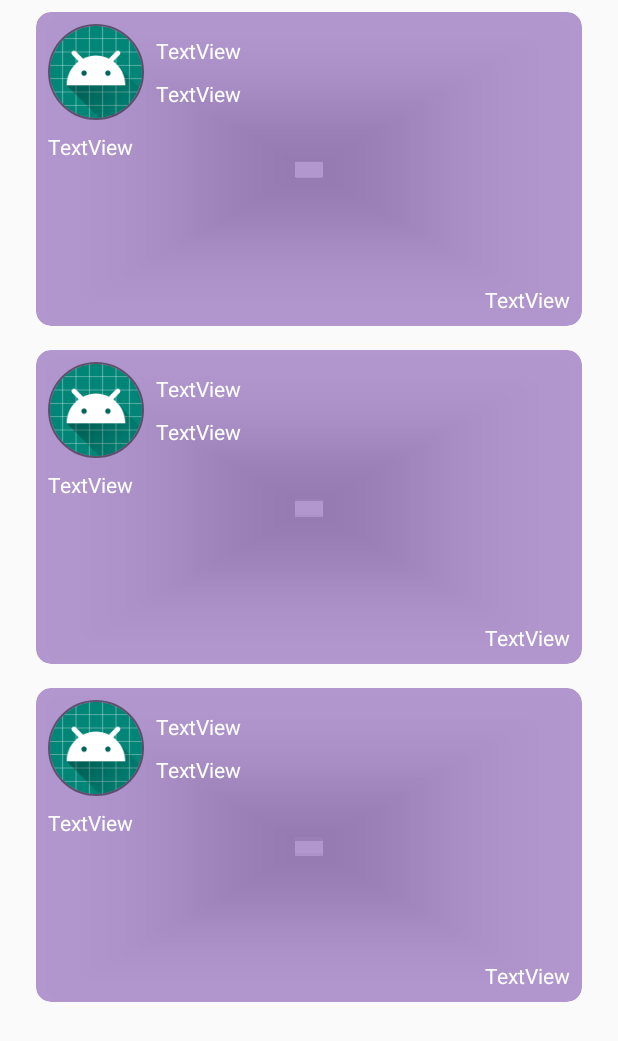
After one commit to BLQZ/auPair, an Android app: the layout fragment_anuncio_list.xml on its own in the app's theme, with its tools: preview values and no code run, on a phone screen of 412 x 824 dp. The commit adds this screen. Shown: the top 1041 px of the screen. Run offline under Robolectric (Android 15) with nearby library versions, the phone set to English and light mode, and no system bars; network calls fail.

Commit message:
Esto es punterisimo niño

```diff
--- a/AuPairApp/app/build.gradle
+++ b/AuPairApp/app/build.gradle
@@ -23,6 +23,7 @@ dependencies {
     implementation 'com.android.support:appcompat-v7:28.0.0'
     implementation 'com.android.support.constraint:constraint-layout:1.1.3'
     implementation 'com.android.support:support-v4:28.0.0'
+    implementation 'com.android.support:recyclerview-v7:28.0.0'
     testImplementation 'junit:junit:4.12'
     androidTestImplementation 'com.android.support.test:runner:1.0.2'
     androidTestImplementation 'com.android.support.test.espresso:espresso-core:3.0.2'
--- a/AuPairApp/app/src/main/AndroidManifest.xml
+++ b/AuPairApp/app/src/main/AndroidManifest.xml
@@ -11,8 +11,10 @@
         android:label="@string/app_name"
         android:roundIcon="@mipmap/ic_launcher_round"
         android:supportsRtl="true"
-        android:theme="@style/AppTheme">
-        <activity android:name=".SessionActivity">
+        android:theme="@style/AppTheme"
+        android:usesCleartextTraffic="true">
+        <activity android:name=".SessionActivity" android:theme="@style/Theme.AppCompat.Light.NoActionBar"
+            >
             <intent-filter>
                 <action android:name="android.intent.action.MAIN" />
 
--- a/AuPairApp/app/src/main/java/com/example/aupairapp/Fragments/SignupFragment.java
+++ b/AuPairApp/app/src/main/java/com/example/aupairapp/Fragments/SignupFragment.java
@@ -443,8 +443,7 @@ public class SignupFragment extends Fragment {
             } else {
                 male=false;
             }
-            user = new UserDto(etEmail.getText().toString(), etPassword.getText().toString(), etNombre.getText().toString(),
-                    "http://www.paravivirenirlanda.com/wp-content/uploads/2017/02/Au-pair.jpg", "aupair",
+            user = new UserDto(etEmail.getText().toString(), etPassword.getText().toString(), etNombre.getText().toString(), "aupair",
                     etAddress.getText().toString(), etCity.getText().toString(), etProvince.getText().toString(), etCountry.getText().toString(),
                     male, 2, fecha);
         } else {
@@ -453,8 +452,7 @@ public class SignupFragment extends Fragment {
             } else {
                 male=false;
             }
-            user = new UserDto(etEmail.getText().toString(), etPassword.getText().toString(), etNombre.getText().toString(),
-                    "http://www.paravivirenirlanda.com/wp-content/uploads/2017/02/Au-pair.jpg", "family",
+            user = new UserDto(etEmail.getText().toString(), etPassword.getText().toString(), etNombre.getText().toString(), "family",
                     etAddress.getText().toString(), etCity.getText().toString(), etProvince.getText().toString(), etCountry.getText().toString(),
                     male, 2, fecha);
         }
--- /dev/null
+++ b/AuPairApp/app/src/main/java/com/example/aupairapp/Listener/AnuncioListener.java
@@ -0,0 +1,6 @@
+package com.example.aupairapp.Listener;
+
+public interface AnuncioListener {
+
+    void verAnuncio(String anuncio);
+}
--- /dev/null
+++ b/AuPairApp/app/src/main/res/layout/fragment_anuncio.xml
@@ -0,0 +1,93 @@
+<?xml version="1.0" encoding="utf-8"?>
+<android.support.constraint.ConstraintLayout xmlns:android="http://schemas.android.com/apk/res/android"
+    xmlns:app="http://schemas.android.com/apk/res-auto"
+    xmlns:tools="http://schemas.android.com/tools"
+    android:id="@+id/constraintLayout"
+    android:layout_width="match_parent"
+    android:layout_height="wrap_content">
+
+    <android.support.v7.widget.CardView
+        android:id="@+id/cardView_inmueble"
+        android:layout_width="match_parent"
+        android:layout_height="209dp"
+        android:layout_marginStart="8dp"
+        android:layout_marginTop="8dp"
+        android:layout_marginEnd="8dp"
+        android:layout_marginBottom="8dp"
+        android:orientation="horizontal"
+        app:cardBackgroundColor="@color/colorCard"
+        app:cardCornerRadius="10dp"
+        app:layout_constraintBottom_toBottomOf="parent"
+        app:layout_constraintEnd_toEndOf="parent"
+        app:layout_constraintHorizontal_bias="1.0"
+        app:layout_constraintStart_toStartOf="parent"
+        app:layout_constraintTop_toTopOf="parent"
+        app:layout_constraintVertical_bias="1.0">
+
+
+        <android.support.constraint.ConstraintLayout
+            android:layout_width="match_parent"
+            android:layout_height="match_parent">
+
+            <de.hdodenhof.circleimageview.CircleImageView
+                android:id="@+id/imgOwner"
+                android:layout_width="64dp"
+                android:layout_height="64dp"
+                android:layout_marginStart="8dp"
+                android:layout_marginTop="8dp"
+                android:src="@mipmap/ic_launcher_round"
+                app:civ_border_color="#77000000"
+                app:civ_border_width="1dp"
+                app:layout_constraintStart_toStartOf="parent"
+                app:layout_constraintTop_toTopOf="parent" />
+
+            <TextView
+                android:id="@+id/tvName"
+                android:layout_width="wrap_content"
+                android:layout_height="wrap_content"
+                android:layout_marginStart="8dp"
+                android:layout_marginTop="8dp"
+                android:text="TextView"
+                android:textColor="@android:color/white"
+                app:layout_constraintStart_toEndOf="@+id/imgOwner"
+                app:layout_constraintTop_toTopOf="@+id/imgOwner" />
+
+            <TextView
+                android:id="@+id/tvEmail"
+                android:layout_width="wrap_content"
+                android:layout_height="wrap_content"
+                android:layout_marginStart="8dp"
+                android:layout_marginBottom="8dp"
+                android:text="TextView"
+                android:textColor="@android:color/white"
+                app:layout_constraintBottom_toBottomOf="@+id/imgOwner"
+                app:layout_constraintStart_toEndOf="@+id/imgOwner" />
+
+            <TextView
+                android:id="@+id/tvContenido"
+                android:layout_width="0dp"
+                android:layout_height="94dp"
+                android:layout_marginTop="8dp"
+                android:layout_marginEnd="8dp"
+                android:text="TextView"
+                android:textColor="@android:color/white"
+                app:layout_constraintEnd_toEndOf="parent"
+                app:layout_constraintStart_toStartOf="@+id/imgOwner"
+                app:layout_constraintTop_toBottomOf="@+id/imgOwner" />
+
+            <TextView
+                android:id="@+id/tvCreatedAt"
+                android:layout_width="wrap_content"
+                android:layout_height="wrap_content"
+                android:layout_marginTop="8dp"
+                android:layout_marginBottom="8dp"
+                android:text="TextView"
+                android:textColor="@android:color/white"
+                app:layout_constraintBottom_toBottomOf="parent"
+                app:layout_constraintEnd_toEndOf="@+id/tvContenido"
+                app:layout_constraintTop_toBottomOf="@+id/tvContenido" />
+        </android.support.constraint.ConstraintLayout>
+
+    </android.support.v7.widget.CardView>
+
+</android.support.constraint.ConstraintLayout>
--- /dev/null
+++ b/AuPairApp/app/src/main/res/layout/fragment_anuncio_list.xml
@@ -0,0 +1,13 @@
+<?xml version="1.0" encoding="utf-8"?>
+<android.support.v7.widget.RecyclerView xmlns:android="http://schemas.android.com/apk/res/android"
+    xmlns:app="http://schemas.android.com/apk/res-auto"
+    xmlns:tools="http://schemas.android.com/tools"
+    android:id="@+id/list"
+    android:name="com.example.aupairapp.Fragments.AnuncioFragment"
+    android:layout_width="match_parent"
+    android:layout_height="match_parent"
+    android:layout_marginLeft="16dp"
+    android:layout_marginRight="16dp"
+    app:layoutManager="LinearLayoutManager"
+    tools:context=".Fragments.AnuncioFragment"
+    tools:listitem="@layout/fragment_anuncio" />
--- a/AuPairApp/app/src/main/res/layout/fragment_signup.xml
+++ b/AuPairApp/app/src/main/res/layout/fragment_signup.xml
@@ -23,7 +23,6 @@
             android:id="@+id/btnNext"
             android:layout_width="0dp"
             android:layout_height="wrap_content"
-            android:layout_marginStart="8dp"
             android:layout_marginBottom="8dp"
             android:background="@color/colorPrimary"
             android:text="@string/nextRegistro"
--- a/AuPairApp/app/src/main/res/values/colors.xml
+++ b/AuPairApp/app/src/main/res/values/colors.xml
@@ -1,7 +1,8 @@
 <?xml version="1.0" encoding="utf-8"?>
 <resources>
-    <color name="colorPrimary">#642f9d</color>
+    <color name="colorPrimary">#642F9D</color>
     <color name="colorSecundary">#ea9dcb</color>
     <color name="colorPrimaryDark">#00574B</color>
     <color name="colorAccent">#D81B60</color>
+    <color name="colorCard">#7c642f9d</color>
 </resources>
--- /dev/null
+++ b/AuPairApp/app/src/main/res/values/dimens.xml
@@ -0,0 +1,4 @@
+<?xml version="1.0" encoding="utf-8"?>
+<resources>
+    <dimen name="text_margin">16dp</dimen>
+</resources>
```
Also changed, not shown: AuPairApp/app/src/main/java/com/example/aupairapp/Adapters/MyAnuncioRecyclerViewAdapter.java (added, +91 -0 lines), AuPairApp/app/src/main/java/com/example/aupairapp/Fragments/AnuncioFragment.java (added, +149 -0 lines), AuPairApp/app/src/main/java/com/example/aupairapp/MainActivity.java (+21 -3 lines), AuPairApp/app/src/main/java/com/example/aupairapp/Model/Anuncio.java (added, +87 -0 lines), AuPairApp/app/src/main/java/com/example/aupairapp/Model/ResponseContainer.java (added, +55 -0 lines), AuPairApp/app/src/main/java/com/example/aupairapp/Model/UserDto.java (+15 -0 lines), AuPairApp/app/src/main/java/com/example/aupairapp/Services/AnuncioService.java (added, +13 -0 lines), AuPairApp/app/src/main/res/layout/activity_main.xml (+8 -8 lines), 1 other file.
